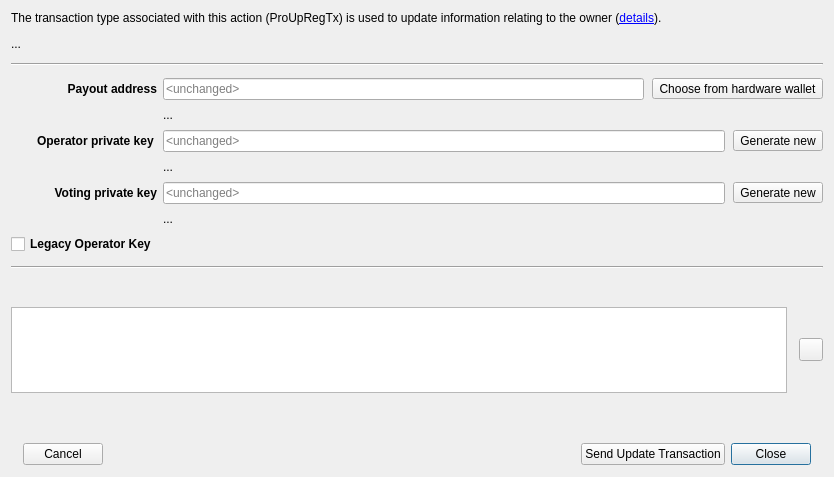
Bertrand256/dash-masternode-tool, file src/ui/ui_upd_mn_registrar_dlg.ui: the form before one commit.
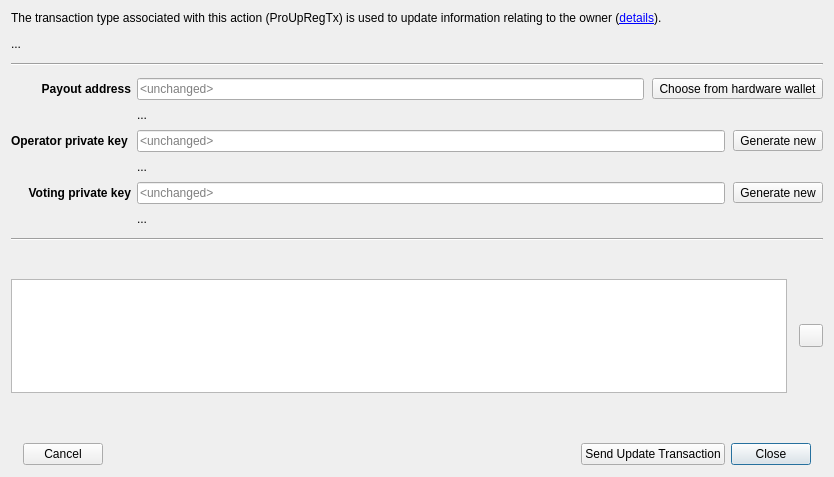
The form after the commit.

Commit message: Removed dependecy on Python-bls library. Removed support for BLS legacy operator keys

```diff
--- a/src/ui/ui_upd_mn_registrar_dlg.ui
+++ b/src/ui/ui_upd_mn_registrar_dlg.ui
@@ -77,7 +77,7 @@
         <verstretch>0</verstretch>
        </sizepolicy>
       </property>
-      <layout class="QGridLayout" name="gridLayout" rowstretch="0,0,0,0,0,0,0,0">
+      <layout class="QGridLayout" name="gridLayout" rowstretch="0,0,0,0,0,0,0">
        <property name="sizeConstraint">
         <enum>QLayout::SetMinimumSize</enum>
        </property>
@@ -112,6 +112,16 @@
          </property>
         </widget>
        </item>
+       <item row="4" column="1">
+        <widget class="QLabel" name="lblOperatorKeyMsg">
+         <property name="text">
+          <string>...</string>
+         </property>
+         <property name="wordWrap">
+          <bool>true</bool>
+         </property>
+        </widget>
+       </item>
        <item row="1" column="1">
         <layout class="QHBoxLayout" name="layPayoutAddress">
          <property name="spacing">
@@ -139,42 +149,6 @@
          </item>
         </layout>
        </item>
-       <item row="3" column="0">
-        <widget class="QLabel" name="lblOperatorKey">
-         <property name="text">
-          <string>&lt;b&gt;Operator private key&lt;/b&gt; </string>
-         </property>
-         <property name="alignment">
-          <set>Qt::AlignRight|Qt::AlignTrailing|Qt::AlignVCenter</set>
-         </property>
-        </widget>
-       </item>
-       <item row="7" column="0">
-        <widget class="QCheckBox" name="chbLegacyOperatorKey">
-         <property name="font">
-          <font>
-           <weight>75</weight>
-           <bold>true</bold>
-          </font>
-         </property>
-         <property name="toolTip">
-          <string>Check this for masternodes registered prior to the v19 hard fork</string>
-         </property>
-         <property name="text">
-          <string>Legacy Operator Key</string>
-         </property>
-        </widget>
-       </item>
-       <item row="4" column="1">
-        <widget class="QLabel" name="lblOperatorKeyMsg">
-         <property name="text">
-          <string>...</string>
-         </property>
-         <property name="wordWrap">
-          <bool>true</bool>
-         </property>
-        </widget>
-       </item>
        <item row="3" column="1">
         <layout class="QHBoxLayout" name="layOperatorKey">
          <property name="spacing">
@@ -199,6 +173,36 @@
          </item>
         </layout>
        </item>
+       <item row="2" column="1">
+        <widget class="QLabel" name="lblPayoutAddressMsg">
+         <property name="text">
+          <string>...</string>
+         </property>
+         <property name="wordWrap">
+          <bool>true</bool>
+         </property>
+        </widget>
+       </item>
+       <item row="3" column="0">
+        <widget class="QLabel" name="lblOperatorKey">
+         <property name="text">
+          <string>&lt;b&gt;Operator private key&lt;/b&gt; </string>
+         </property>
+         <property name="alignment">
+          <set>Qt::AlignRight|Qt::AlignTrailing|Qt::AlignVCenter</set>
+         </property>
+        </widget>
+       </item>
+       <item row="6" column="1">
+        <widget class="QLabel" name="lblVotingKeyMsg">
+         <property name="text">
+          <string>...</string>
+         </property>
+         <property name="wordWrap">
+          <bool>true</bool>
+         </property>
+        </widget>
+       </item>
        <item row="5" column="0">
         <widget class="QLabel" name="lblVotingKey">
          <property name="text">
@@ -209,16 +213,6 @@
          </property>
         </widget>
        </item>
-       <item row="2" column="1">
-        <widget class="QLabel" name="lblPayoutAddressMsg">
-         <property name="text">
-          <string>...</string>
-         </property>
-         <property name="wordWrap">
-          <bool>true</bool>
-         </property>
-        </widget>
-       </item>
        <item row="5" column="1">
         <layout class="QHBoxLayout" name="layVotingKey">
          <property name="spacing">
@@ -243,16 +237,6 @@
          </item>
         </layout>
        </item>
-       <item row="6" column="1">
-        <widget class="QLabel" name="lblVotingKeyMsg">
-         <property name="text">
-          <string>...</string>
-         </property>
-         <property name="wordWrap">
-          <bool>true</bool>
-         </property>
-        </widget>
-       </item>
       </layout>
      </widget>
     </widget>
```
The commit also changes 11 other files.
